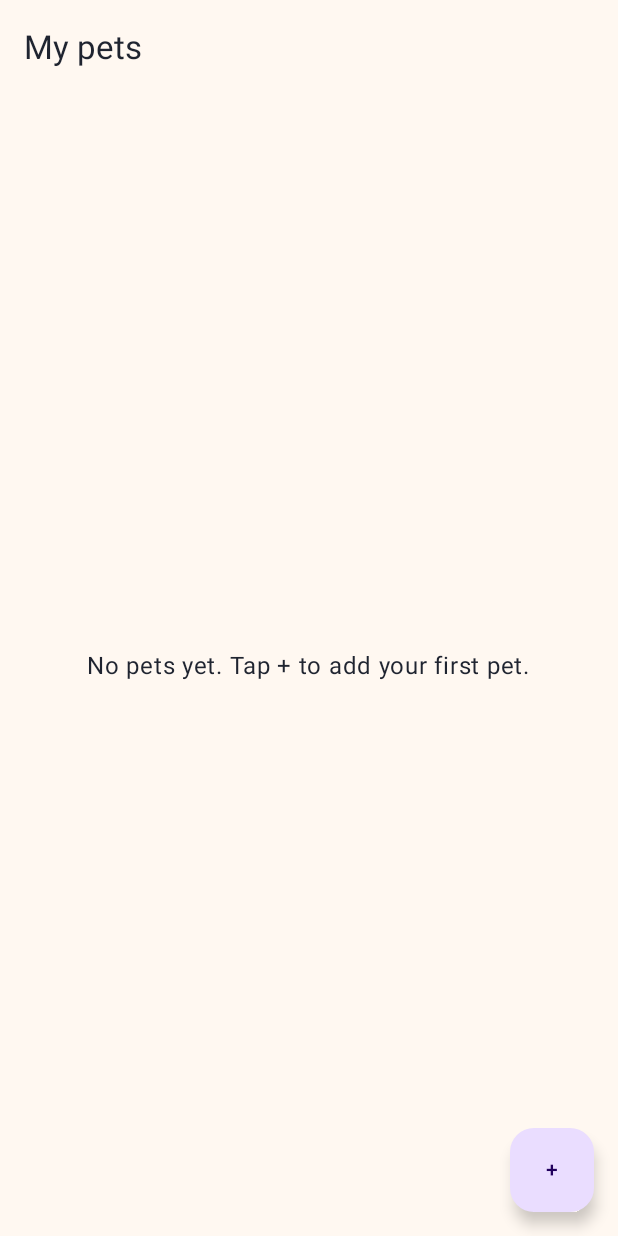
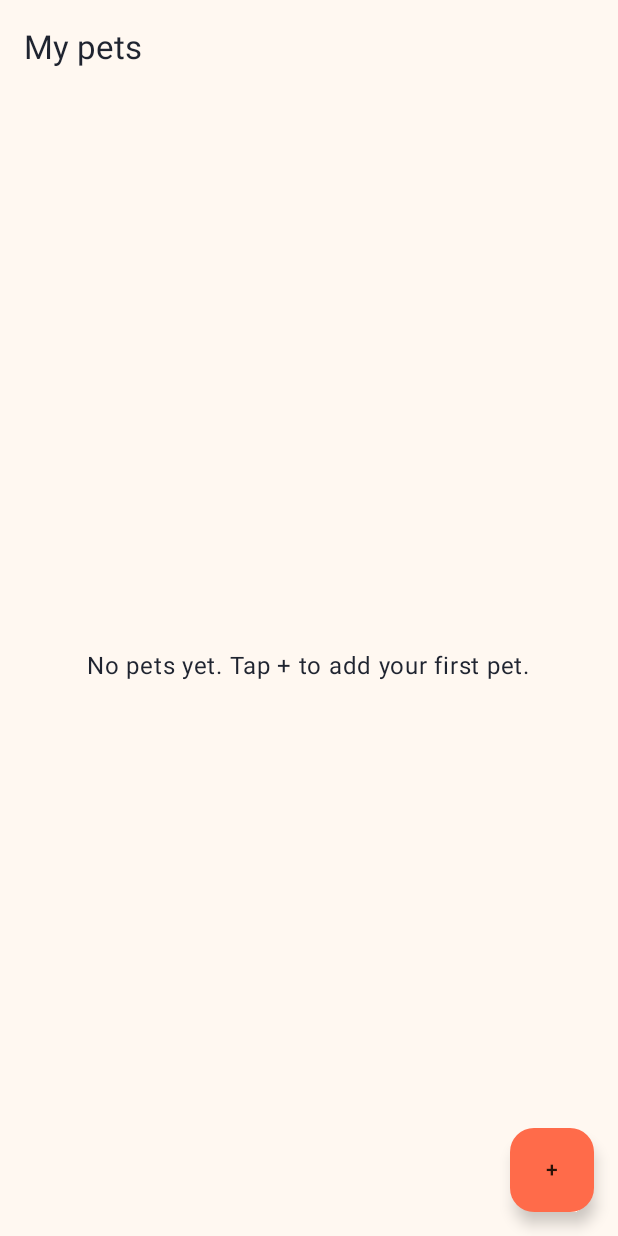
Before and after one commit to yasser-hajj-youssef/Petcare, an Android app built with Jetpack Compose: the screen it shows after launch (MainActivity), on a phone screen of 412 x 824 dp. Run offline under Robolectric (Android 15) with nearby library versions, the phone set to English and light mode, and no system bars; our stand-ins replace Room's generated code.

Commit message:
Implement notification foundation, deep links and refine theme colors

```diff
--- a/app/src/main/java/com/example/petcare/AppContainer.kt
+++ b/app/src/main/java/com/example/petcare/AppContainer.kt
@@ -3,8 +3,10 @@ package com.example.petcare
 import android.content.Context
 import androidx.room.Room
 import com.example.petcare.data.*
+import com.example.petcare.notify.NotificationHelper
 
-class AppContainer(context: Context) {
+class AppContainer(private val context: Context) {
+
     private val database = Room.databaseBuilder(
         context,
         AppDatabase::class.java,
@@ -12,6 +14,16 @@ class AppContainer(context: Context) {
     )
         .addMigrations(MIGRATION_1_2)
         .build()
-    val petRepository by lazy { PetRepository(database.petDao()) }
-    val careRepository by lazy { CareRepository(database.careDao()) }
+
+    val petRepository by lazy {
+        PetRepository(database.petDao())
+    }
+
+    val careRepository by lazy {
+        CareRepository(database.careDao())
+    }
+
+    val notificationHelper by lazy {
+        NotificationHelper(context)
+    }
 }
--- a/app/src/main/java/com/example/petcare/PetCareApplication.kt
+++ b/app/src/main/java/com/example/petcare/PetCareApplication.kt
@@ -1,9 +1,17 @@
 package com.example.petcare
+
 import android.app.Application
+import com.example.petcare.notify.createCareRemindersChannel
+
 class PetCareApplication : Application() {
+
     lateinit var container: AppContainer
+
     override fun onCreate() {
         super.onCreate()
+
         container = AppContainer(this)
+
+        createCareRemindersChannel(this)
     }
 }
--- /dev/null
+++ b/app/src/main/java/com/example/petcare/notify/NotificationChannels.kt
@@ -0,0 +1,21 @@
+package com.example.petcare.notify
+
+import android.app.NotificationChannel
+import android.app.NotificationManager
+import android.content.Context
+
+const val CARE_REMINDERS_CHANNEL_ID = "care_reminders"
+
+fun createCareRemindersChannel(context: Context) {
+
+    val channel = NotificationChannel(
+        CARE_REMINDERS_CHANNEL_ID,
+        "Care reminders",
+        NotificationManager.IMPORTANCE_DEFAULT
+    ).apply {
+        description = "Feeding, grooming, vaccine and supply reminders"
+    }
+
+    context.getSystemService(NotificationManager::class.java)
+        .createNotificationChannel(channel)
+}
--- a/app/src/main/java/com/example/petcare/ui/navigation/PetCareNavHost.kt
+++ b/app/src/main/java/com/example/petcare/ui/navigation/PetCareNavHost.kt
@@ -10,6 +10,7 @@ import androidx.navigation.navArgument
 import com.example.petcare.ui.pets.AddPetRoute
 import com.example.petcare.ui.pets.PetsRoute
 import com.example.petcare.ui.petdetail.PetDetailRoute
+import androidx.navigation.navDeepLink
 object Routes {
     const val PETS = "pets"
     const val ADD_PET = "add_pet"
@@ -30,9 +31,22 @@ fun PetCareNavHost(navController: NavHostController = rememberNavController()) {
         }
         composable(
             route = Routes.PET_DETAIL,
-            arguments = listOf(navArgument("petId") { type = NavType.StringType })
+
+            arguments = listOf(
+                navArgument("petId") {
+                    type = NavType.StringType
+                }
+            ),
+
+            deepLinks = listOf(
+                navDeepLink {
+                    uriPattern = "petcare://pet/{petId}"
+                }
+            )
         ) {
-            PetDetailRoute(onBack = { navController.popBackStack() })
+            PetDetailRoute(
+                onBack = { navController.popBackStack() }
+            )
         }
     }
     }
--- a/app/src/main/java/com/example/petcare/ui/theme/Theme.kt
+++ b/app/src/main/java/com/example/petcare/ui/theme/Theme.kt
@@ -14,29 +14,74 @@ import androidx.compose.ui.graphics.Color
 private val LightColorScheme = lightColorScheme(
     primary = Coral,
     onPrimary = OnCoral,
+    primaryContainer = Coral,
+    onPrimaryContainer = OnCoral,
+
     secondary = Teal,
     onSecondary = Ink,
+    secondaryContainer = Color(0xFFCCFBF1),
+    onSecondaryContainer = Ink,
+
     tertiary = Sunny,
     onTertiary = Ink,
+    tertiaryContainer = Color(0xFFFFE5A3),
+    onTertiaryContainer = Ink,
+
     background = Cream,
     onBackground = Ink,
+
     surface = Cream,
     onSurface = Ink,
+    surfaceVariant = Color(0xFFF5E9DD),
+    onSurfaceVariant = Ink,
+
+    surfaceContainerLowest = Color.White,
+    surfaceContainerLow = Color(0xFFFAF0E6),
+    surfaceContainer = Color(0xFFF5E9DD),
+    surfaceContainerHigh = Color(0xFFF0E2D5),
+    surfaceContainerHighest = Color(0xFFEADBCD),
+
+    outline = Color(0xFF9C8E82),
+    outlineVariant = Color(0xFFD8C9BC),
+
     error = AlertRed,
     onError = Color.White
 )
 
+
 private val DarkColorScheme = darkColorScheme(
     primary = CoralLight,
     onPrimary = OnCoralLight,
+    primaryContainer = CoralLight,
+    onPrimaryContainer = OnCoralLight,
+
     secondary = TealLight,
     onSecondary = Navy,
+    secondaryContainer = Color(0xFF164E49),
+    onSecondaryContainer = Mist,
+
     tertiary = SunnyLight,
     onTertiary = Navy,
+    tertiaryContainer = Color(0xFF594517),
+    onTertiaryContainer = Mist,
+
     background = Navy,
     onBackground = Mist,
+
     surface = NavySurface,
     onSurface = Mist,
+    surfaceVariant = Color(0xFF293344),
+    onSurfaceVariant = Mist,
+
+    surfaceContainerLowest = Navy,
+    surfaceContainerLow = NavySurface,
+    surfaceContainer = Color(0xFF222C3D),
+    surfaceContainerHigh = Color(0xFF293344),
+    surfaceContainerHighest = Color(0xFF303B4D),
+
+    outline = Color(0xFF8993A5),
+    outlineVariant = Color(0xFF465164),
+
     error = AlertRedLight,
     onError = Navy
 )
```
Also changed, not shown: app/src/main/AndroidManifest.xml (+17 -0 lines), app/src/main/java/com/example/petcare/notify/NotificationHelper.kt (added, +69 -0 lines), app/src/main/res/drawable/ic_notification.xml (added, +15 -0 lines).
